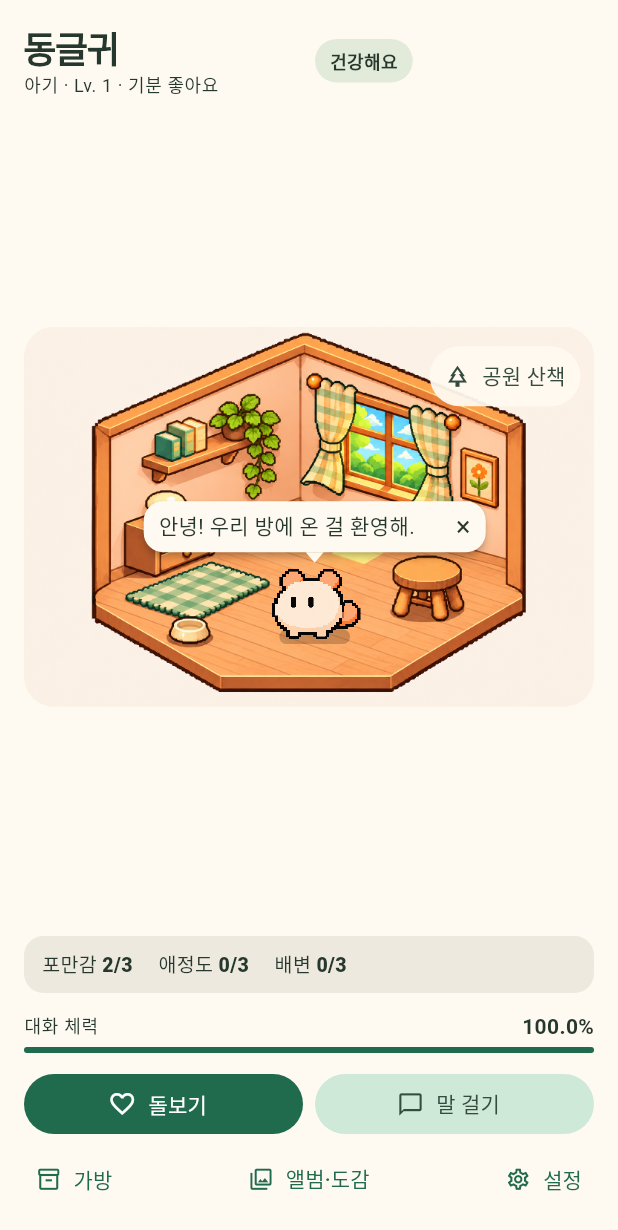
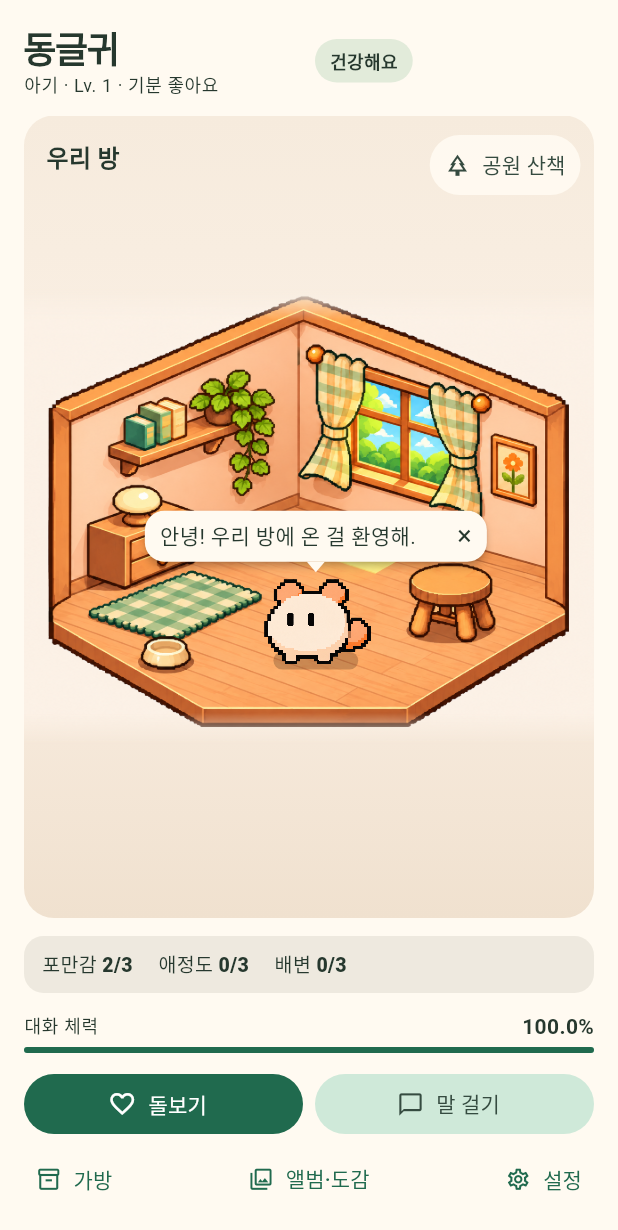
Before and after one commit to JordonPark/donglgewi-pet, a Flutter app: the screen it shows after launch, on a phone screen of 412 x 824 dp. Shown: the top 1230 px of the screen. Run offline on Flutter 3.47's test engine with Material 3 defaults, Android fonts, the phone set to English and light mode, and no system bars; our stand-ins replace image_picker, material_ui, web; missing offline and left inert: llamadart; Roboto replaces fonts that are missing (PetNotoSansKR).

Commit message:
Give the room and park a full-height play area

```diff
--- a/lib/main.dart
+++ b/lib/main.dart
@@ -1065,7 +1065,7 @@ class _PetRoomState extends State<PetRoom> with SingleTickerProviderStateMixin {
                       children: [
                         _identity(),
                         const SizedBox(height: 12),
-                        Expanded(child: Center(child: _scene())),
+                        Expanded(child: _scene(immersive: true)),
                         if (!_game.alive) Text(_bubble),
                         const SizedBox(height: 12),
                         _status(),
@@ -1132,16 +1132,7 @@ class _PetRoomState extends State<PetRoom> with SingleTickerProviderStateMixin {
             ? TextDirection.rtl
             : TextDirection.ltr,
         children: [
-          Expanded(
-            child: Center(
-              child: ConstrainedBox(
-                constraints: BoxConstraints(
-                  maxWidth: math.max(160, (space.maxHeight - 36) * 1.5),
-                ),
-                child: _scene(),
-              ),
-            ),
-          ),
+          Expanded(child: _scene(immersive: true)),
           const SizedBox(width: 16),
           SizedBox(
             key: const ValueKey('room-controls'),
@@ -1351,17 +1342,19 @@ class _PetRoomState extends State<PetRoom> with SingleTickerProviderStateMixin {
         ),
       );
 
-  Widget _scene() => ClipRRect(
-    key: const ValueKey('pet-stage'),
-    borderRadius: BorderRadius.circular(20),
-    child: AspectRatio(
-      aspectRatio: 1.5,
-      child: LayoutBuilder(
+  Widget _scene({bool immersive = false}) {
+    final surface = LayoutBuilder(
       builder: (context, constraints) {
         final width = constraints.maxWidth;
         final height = constraints.maxHeight;
+        final worldWidth = immersive
+            ? math.min(width * 1.20, height * 1.5)
+            : width;
+        final worldHeight = immersive ? worldWidth / 1.5 : height;
+        final worldX = (width - worldWidth) / 2;
+        final worldY = (height - worldHeight) / 2;
         final size =
-              width *
+            worldWidth *
             (.20 +
                 (_game.level >= 5
                     ? .04
@@ -1374,14 +1367,33 @@ class _PetRoomState extends State<PetRoom> with SingleTickerProviderStateMixin {
           duration: _moveDuration,
           curve: Curves.easeInOut,
           builder: (context, position, _) {
-              final petX = width * position.dx;
-              final petTop = height * position.dy - size * .65;
+            final petX = worldX + worldWidth * position.dx;
+            final petTop = worldY + worldHeight * position.dy - size * .65;
             return Stack(
               fit: StackFit.expand,
               children: [
-                  Image.asset(
-                    'assets/pet/${_game.inPark ? 'park' : 'room'}.png',
-                    fit: BoxFit.fill,
+                if (immersive)
+                  DecoratedBox(
+                    decoration: BoxDecoration(
+                      gradient: LinearGradient(
+                        begin: Alignment.topCenter,
+                        end: Alignment.bottomCenter,
+                        colors: [
+                          const Color(0xfff6ebdd),
+                          const Color(0xfffcf1e6),
+                          _game.inPark
+                              ? const Color(0xffeaf0df)
+                              : const Color(0xfff0e1cf),
+                        ],
+                      ),
+                    ),
+                  ),
+                Positioned(
+                  left: worldX,
+                  top: worldY,
+                  width: worldWidth,
+                  height: worldHeight,
+                  child: _scenery(immersive),
                 ),
                 for (
                   var index = 0;
@@ -1389,19 +1401,19 @@ class _PetRoomState extends State<PetRoom> with SingleTickerProviderStateMixin {
                   index++
                 )
                   Positioned(
-                      left: width * (.64 + .065 * index),
-                      top: height * (.84 - .04 * index),
+                    left: worldX + worldWidth * (.64 + .065 * index),
+                    top: worldY + worldHeight * (.84 - .04 * index),
                     child: const Text('💩', style: TextStyle(fontSize: 17)),
                   ),
                 if (disc != null)
                   Positioned(
-                      left: width * disc.dx - width * .026,
-                      top: height * disc.dy - 10,
+                    left: worldX + worldWidth * (disc.dx - .026),
+                    top: worldY + worldHeight * disc.dy - 10,
                     child: Transform.rotate(
                       angle: -.25,
                       child: Container(
-                          width: width * .065,
-                          height: width * .028,
+                        width: worldWidth * .065,
+                        height: worldWidth * .028,
                         decoration: BoxDecoration(
                           color: const Color(0xffffa12c),
                           borderRadius: BorderRadius.circular(20),
@@ -1437,8 +1449,7 @@ class _PetRoomState extends State<PetRoom> with SingleTickerProviderStateMixin {
                             ),
                             AnimatedBuilder(
                               animation: _idle,
-                                builder: (context, child) =>
-                                    Transform.translate(
+                              builder: (context, child) => Transform.translate(
                                 offset: Offset(
                                   0,
                                   _busy ? 0 : -2.5 * _idle.value,
@@ -1461,15 +1472,24 @@ class _PetRoomState extends State<PetRoom> with SingleTickerProviderStateMixin {
                   ),
                 if (_game.alive && (_sending || _bubble.isNotEmpty))
                   _speechBubble(width, height, petX, petTop, size),
+                if (immersive)
+                  Positioned(
+                    top: 15,
+                    left: 15,
+                    child: Text(
+                      _game.inPark ? '공원' : '우리 방',
+                      style: Theme.of(context).textTheme.titleMedium?.copyWith(
+                        fontWeight: FontWeight.w800,
+                      ),
+                    ),
+                  ),
                 Positioned(
                   right: 9,
                   top: 9,
                   child: FilledButton.tonalIcon(
                     onPressed: _busy || !_game.alive ? null : _changeLocation,
                     icon: Icon(
-                        _game.inPark
-                            ? Icons.home_outlined
-                            : Icons.park_outlined,
+                      _game.inPark ? Icons.home_outlined : Icons.park_outlined,
                       size: 17,
                     ),
                     label: Text(_game.inPark ? '집으로' : '공원 산책'),
@@ -1484,9 +1504,38 @@ class _PetRoomState extends State<PetRoom> with SingleTickerProviderStateMixin {
           },
         );
       },
-      ),
-    ),
-  );
+    );
+    return ClipRRect(
+      key: const ValueKey('pet-stage'),
+      borderRadius: BorderRadius.circular(20),
+      child: immersive
+          ? surface
+          : AspectRatio(aspectRatio: 1.5, child: surface),
+    );
+  }
+
+  Widget _scenery(bool immersive) {
+    final picture = Image.asset(
+      'assets/pet/${_game.inPark ? 'park' : 'room'}.png',
+      fit: BoxFit.fill,
+    );
+    if (!immersive) return picture;
+    return ShaderMask(
+      blendMode: BlendMode.dstIn,
+      shaderCallback: (bounds) => const LinearGradient(
+        begin: Alignment.topCenter,
+        end: Alignment.bottomCenter,
+        colors: [
+          Colors.transparent,
+          Colors.white,
+          Colors.white,
+          Colors.transparent,
+        ],
+        stops: [0, .07, .93, 1],
+      ).createShader(bounds),
+      child: picture,
+    );
+  }
 
   Widget _speechBubble(
     double width,
```
Lines whose indentation alone changed are shown as unchanged.
